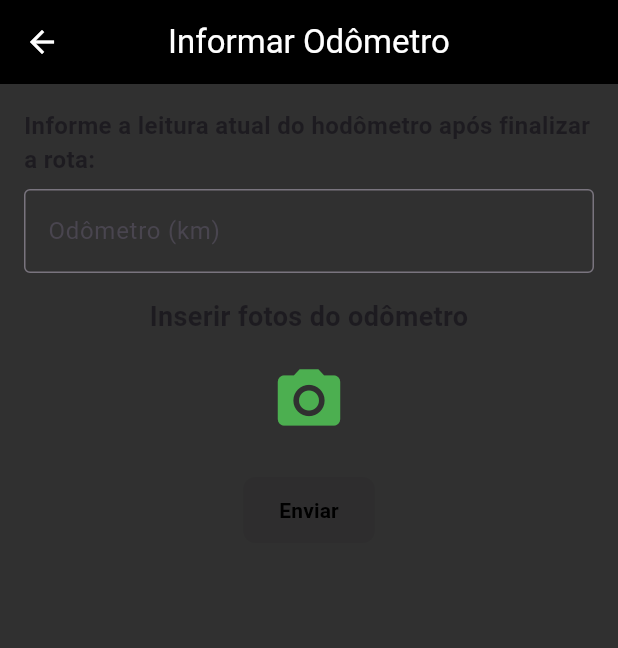
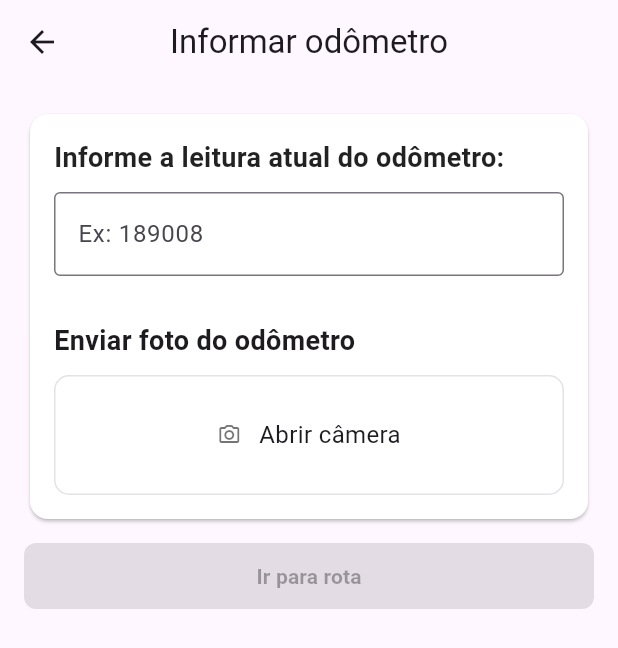
Before and after one commit to CIATEC-senac/controle-frotas-mobile, a Flutter app: the HodometroFinalPage screen opened directly, on a phone screen of 412 x 824 dp. Shown: the top 648 px of the screen. Run offline on Flutter 3.47's test engine with Material 3 defaults, Android fonts, the phone set to English and light mode, and no system bars; our stand-ins replace camera, geolocator, google_maps_flutter, image_picker, permission_handler; missing offline and left inert: simple_barcode_scanner.

Commit message:
refactor: pagina de finalizar rota

```diff
--- a/lib/main.dart
+++ b/lib/main.dart
@@ -1,3 +1,4 @@
+import 'package:alfaid/themes/theme_colors.dart';
 import 'package:flutter/material.dart';
 import 'pages/login_page.dart'; // Importa a tela de login
 import 'pages/home_page.dart'; // Importa a página HomePage
@@ -25,47 +26,41 @@ class MyApp extends StatelessWidget {
       // Define a rota inicial como a tela de login
       initialRoute: '/login',
       theme: ThemeData(
-        cardTheme: const CardTheme(
-          color: Color(0xFF424242),
+        // colorScheme: colorScheme,
+        //   cardTheme: const CardTheme(
+        //     color: Color(0xFF424242),
+        //   ),
+        //   scaffoldBackgroundColor: const Color(0xFF303030),
+        textTheme: const TextTheme(
+          headlineSmall: TextStyle(fontSize: 16.0, fontWeight: FontWeight.bold),
+          bodySmall: TextStyle(fontSize: 14.0),
         ),
-        scaffoldBackgroundColor: const Color(0xFF303030),
-        textTheme: const TextTheme(
-          headlineSmall: TextStyle(
-            fontSize: 16.0,
-            fontWeight: FontWeight.bold,
-            color: Color(0xFFFFFFFF),
-          ),
-          bodySmall: TextStyle(
-            fontSize: 14.0,
-            color: Color(0xFFFFFFFF),
-          ),
-        ),
-        iconTheme: IconThemeData(
-          color: Color(0xFFFFFFFF),
-        ),
-        iconButtonTheme: IconButtonThemeData(
-          style: ButtonStyle(
-            iconColor: WidgetStateProperty.resolveWith<Color?>(
-              (Set<WidgetState> states) {
-                if (!states.contains(WidgetState.error) &&
-                    !states.contains(WidgetState.disabled)) {
-                  return Color(0xFFFFFFFF);
-                }
+        //   iconTheme: IconThemeData(
+        //     color: Colors.white,
+        //   ),
+        //   iconButtonTheme: IconButtonThemeData(
+        //     style: ButtonStyle(
+        //       iconColor: WidgetStateProperty.resolveWith<Color?>(
+        //         (Set<WidgetState> states) {
+        //           if (!states.contains(WidgetState.error) &&
+        //               !states.contains(WidgetState.disabled)) {
+        //             return Colors.white;
+        //           }
 
-                return null; // Use the component's default.
-              },
-            ),
-            backgroundColor: WidgetStateProperty.resolveWith<Color?>(
-              (Set<WidgetState> states) {
-                if (states.contains(WidgetState.pressed)) {
-                  return Color(0xFFFFFFFF).withValues(alpha: 0.1);
-                }
+        //           return null; // Use the component's default.
+        //         },
+        //       ),
+        //       backgroundColor: WidgetStateProperty.resolveWith<Color?>(
+        //         (Set<WidgetState> states) {
+        //           if (states.contains(WidgetState.pressed)) {
+        //             return Colors.white.withValues(alpha: 0.1);
+        //           }
 
-                return null; // Use the component's default.
-              },
-            ),
-          ),
-        ),
+        //           return null; // Use the component's default.
+        //         },
+        //       ),
+        //     ),
+        //   ),
       ),
     );
   }
--- a/lib/pages/historico_page.dart
+++ b/lib/pages/historico_page.dart
@@ -17,14 +17,12 @@ class _HistoricoRotasPageState extends State<HistoricoRotasPage> {
   @override
   Widget build(BuildContext context) {
     return Scaffold(
-      backgroundColor: Colors.black87,
       appBar: AppBar(
         title: const Text(
           "Histórico de rotas",
           style: TextStyle(color: Colors.white),
         ),
         centerTitle: true,
-        backgroundColor: Colors.black,
         iconTheme: const IconThemeData(color: Colors.white),
         actions: [
           IconButton(
--- a/lib/pages/hodometro_final_page.dart
+++ b/lib/pages/hodometro_final_page.dart
@@ -1,7 +1,9 @@
-import 'dart:typed_data';
+import 'dart:io';
+
 import 'package:flutter/material.dart';
-import 'package:image_picker/image_picker.dart';
-import 'package:alfaid/pages/success_page.dart'; // Atualize o caminho conforme o seu projeto
+import 'package:alfaid/widgets/appbar_card.dart';
+import 'package:alfaid/widgets/odometer_card.dart';
+import 'package:alfaid/pages/success_page.dart';
 
 class HodometroFinalPage extends StatefulWidget {
   const HodometroFinalPage({super.key});
@@ -11,126 +13,67 @@ class HodometroFinalPage extends StatefulWidget {
 }
 
 class _HodometroFinalPageState extends State<HodometroFinalPage> {
-  Uint8List? _selectedImageBytes;
-  final TextEditingController odometerController = TextEditingController();
-  bool _isButtonEnabled = false;
+  String _odometer = "";
+  File? _image;
 
-  Future<void> _pickImage() async {
-    try {
-      final pickedFile = await ImagePicker().pickImage(source: ImageSource.gallery);
-      if (pickedFile != null) {
-        final imageBytes = await pickedFile.readAsBytes();
-        setState(() {
-          _selectedImageBytes = imageBytes;
-          _updateButtonState();
-        });
-      }
-    } catch (e) {
-      debugPrint("Erro ao capturar imagem: $e");
-    }
-  }
-
-  void _updateButtonState() {
+  void imageCallback(File image) {
     setState(() {
-      _isButtonEnabled = odometerController.text.isNotEmpty && _selectedImageBytes != null;
+      _image = image;
     });
   }
 
-  void _submitData() {
-    debugPrint("Dados enviados: Odômetro - ${odometerController.text}");
+  void odometerCallback(String value) {
+    setState(() {
+      _odometer = value;
+    });
+  }
+
+  void navigateToMapPage() {
     Navigator.push(
       context,
-      MaterialPageRoute(
-        builder: (context) => const SuccessPage(),
-      ),
+      MaterialPageRoute(builder: (context) => const SuccessPage()),
     );
   }
 
   @override
   Widget build(BuildContext context) {
+    bool isButtonEnabled = _image != null && _odometer.isNotEmpty;
+
     return Scaffold(
-      appBar: AppBar(
-        backgroundColor: Colors.black,
-        leading: IconButton(
-          icon: const Icon(Icons.arrow_back, color: Colors.white),
-          onPressed: () => Navigator.pop(context),
-        ),
-        title: const Text(
-          'Informar Odômetro',
-          style: TextStyle(color: Colors.white),
-        ),
-        centerTitle: true,
-      ),
-      body: Padding(
-        padding: const EdgeInsets.all(16.0),
-        child: Column(
-          crossAxisAlignment: CrossAxisAlignment.start,
-          children: [
-            const Text(
-              "Informe a leitura atual do hodômetro após finalizar a rota:",
-              style: TextStyle(
-                fontSize: 16,
-                fontWeight: FontWeight.bold,
+      appBar: const AppBarCard(title: 'Informar odômetro'),
+      body: SingleChildScrollView(
+        child: Container(
+          padding: const EdgeInsets.all(16.0),
+          child: Column(
+            crossAxisAlignment: CrossAxisAlignment.stretch,
+            spacing: 10.0,
+            children: [
+              OdometerCard(
+                odometer: _odometer,
+                odometerCallback: odometerCallback,
+                image: _image,
+                imageCallback: imageCallback,
               ),
-            ),
-            const SizedBox(height: 8),
-            TextField(
-              controller: odometerController,
-              keyboardType: TextInputType.number,
-              decoration: const InputDecoration(
-                border: OutlineInputBorder(),
-                labelText: "Odômetro (km)",
-              ),
-              onChanged: (value) => _updateButtonState(),
-            ),
-            const SizedBox(height: 16),
-            const Center(
-              child: Text(
-                'Inserir fotos do odômetro',
-                style: TextStyle(fontSize: 18, fontWeight: FontWeight.bold),
-              ),
-            ),
-            const SizedBox(height: 10),
-            Center(
-              child: IconButton(
-                icon: const Icon(
-                  Icons.camera_alt,
-                  size: 50,
-                  color: Colors.green,
-                ),
-                onPressed: _pickImage,
-              ),
-            ),
-            if (_selectedImageBytes != null)
-              Center(
-                child: Image.memory(
-                  _selectedImageBytes!,
-                  width: 200,
-                  height: 200,
-                  fit: BoxFit.cover,
-                ),
-              ),
-            const SizedBox(height: 16),
-            Center(
-              child: ElevatedButton(
-                onPressed: _isButtonEnabled ? _submitData : null,
+              ElevatedButton(
+                onPressed: isButtonEnabled ? navigateToMapPage : null,
                 style: ElevatedButton.styleFrom(
-                  backgroundColor: _isButtonEnabled ? Colors.green : Colors.grey,
-                  padding: const EdgeInsets.symmetric(horizontal: 24, vertical: 12),
+                  padding: const EdgeInsets.symmetric(
+                    horizontal: 24,
+                    vertical: 12,
+                  ),
                   shape: RoundedRectangleBorder(
-                    borderRadius: BorderRadius.circular(8),
+                    borderRadius: BorderRadius.circular(8), // Menos arredondado
                   ),
                 ),
-                child: Text(
-                  "Enviar",
+                child: const Text(
+                  'Ir para rota',
                   style: TextStyle(
-                    color: _isButtonEnabled ? Colors.white : Colors.black,
                     fontWeight: FontWeight.bold,
                   ),
                 ),
-              ),
-            ),
-          ],
+              )
+            ],
+          ),
         ),
       ),
     );
--- /dev/null
+++ b/lib/themes/theme_colors.dart
@@ -0,0 +1,16 @@
+import 'package:flutter/material.dart';
+
+final ColorScheme colorScheme = ColorScheme(
+  primaryContainer: Colors.purple,
+  primaryFixed: Colors.purple,
+  primary: Colors.purple,
+  secondary: Colors.green,
+  surface: Colors.white,
+  error: Colors.red,
+  onPrimary: Colors.white,
+  onSecondary: Colors.black,
+  onSurface: Colors.black,
+  onError: Colors.white,
+  brightness: Brightness.light,
+  // More colors
+);
--- a/lib/widgets/card_info.dart
+++ b/lib/widgets/card_info.dart
@@ -15,7 +15,7 @@ class CardInfo extends StatelessWidget {
   @override
   Widget build(BuildContext context) {
     return Card(
-      elevation: 3,
+      elevation: 1,
       child: Container(
         padding: const EdgeInsets.all(20.0),
         child: Row(
--- a/lib/widgets/details_maintenance.dart
+++ b/lib/widgets/details_maintenance.dart
@@ -14,7 +14,7 @@ class DetailsMaintenance extends StatelessWidget {
   @override
   Widget build(BuildContext context) {
     return Card(
-      elevation: 3,
+      elevation: 1,
       child: Container(
         padding: const EdgeInsets.all(20.0),
         child: Column(
--- a/lib/widgets/details_route_card.dart
+++ b/lib/widgets/details_route_card.dart
@@ -18,7 +18,7 @@ class DetailsRouteCard extends StatelessWidget {
   @override
   Widget build(BuildContext context) {
     return Card(
-      elevation: 3,
+      elevation: 1,
       child: Container(
         padding: const EdgeInsets.all(20.0),
         child: Column(
--- a/lib/widgets/list_item.dart
+++ b/lib/widgets/list_item.dart
@@ -19,7 +19,7 @@ class ListItem extends StatelessWidget {
   @override
   Widget build(BuildContext context) {
     return Card(
-      elevation: 3,
+      elevation: 1,
       child: Container(
         padding: const EdgeInsets.all(16.0),
         child: Row(
--- /dev/null
+++ b/lib/widgets/odometer_card.dart
@@ -0,0 +1,58 @@
+import 'dart:io';
+
+import 'package:alfaid/widgets/insert_image.dart';
+import 'package:flutter/material.dart';
+
+class OdometerCard extends StatelessWidget {
+  void Function(String) odometerCallback;
+  void Function(File) imageCallback;
+  String odometer;
+  File? image;
+
+  OdometerCard({
+    super.key,
+    required this.odometerCallback,
+    required this.imageCallback,
+    required this.odometer,
+    required this.image,
+  });
+
+  @override
+  Widget build(BuildContext context) {
+    return Card(
+      elevation: 1.0,
+      color: Colors.white,
+      child: Container(
+        padding: const EdgeInsets.all(16.0),
+        child: Column(
+          spacing: 10.0,
+          crossAxisAlignment: CrossAxisAlignment.start,
+          children: [
+            const Text(
+              'Informe a leitura atual do odômetro:',
+              style: TextStyle(
+                fontSize: 18,
+                fontWeight: FontWeight.bold,
+                color: Colors.black87,
+              ),
+            ),
+            TextField(
+              keyboardType: TextInputType.number,
+              decoration: const InputDecoration(
+                hintText: 'Ex: 189008',
+                border: OutlineInputBorder(),
+              ),
+              onChanged: odometerCallback,
+            ),
+            const SizedBox(height: 10.0),
+            const Text(
+              'Enviar foto do odômetro',
+              style: TextStyle(fontSize: 18, fontWeight: FontWeight.bold),
+            ),
+            InsertImage(image: image, callback: imageCallback),
+          ],
+        ),
+      ),
+    );
+  }
+}
```
Also changed, not shown: lib/pages/login_page.dart (+7 -29 lines), lib/pages/odometer_page.dart (+21 -58 lines), lib/pages/success_page.dart (+5 -22 lines), lib/widgets/appbar_card.dart (+2 -11 lines), lib/widgets/button_route.dart (+7 -6 lines), lib/themes/text_theme.dart (deleted).
